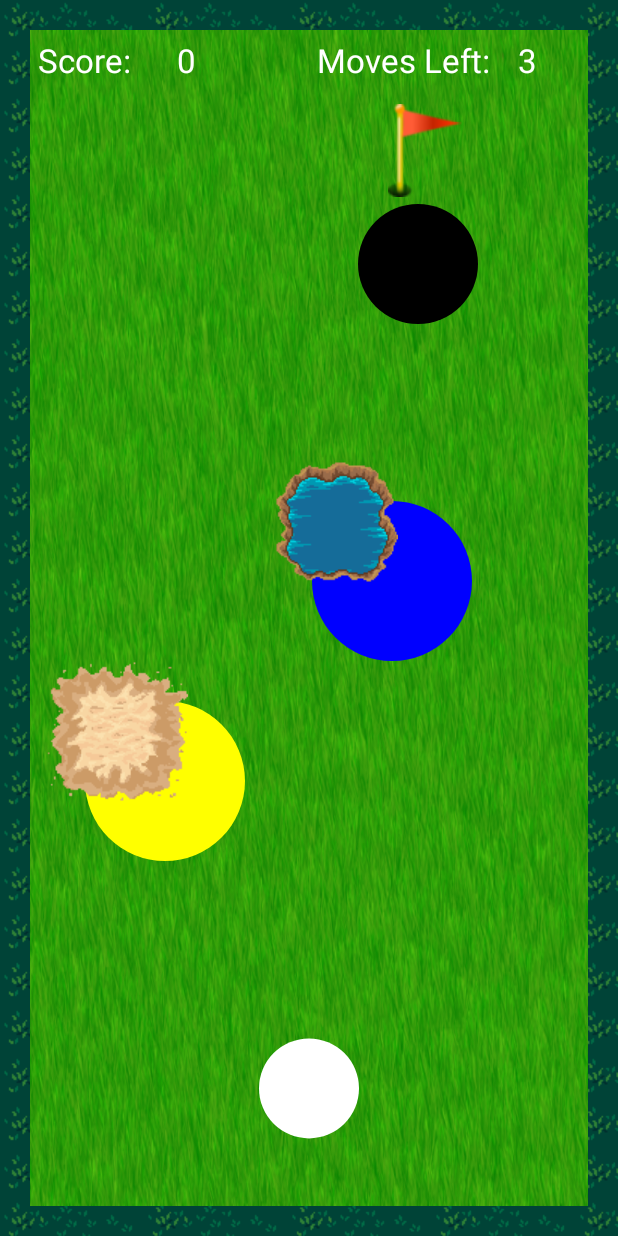
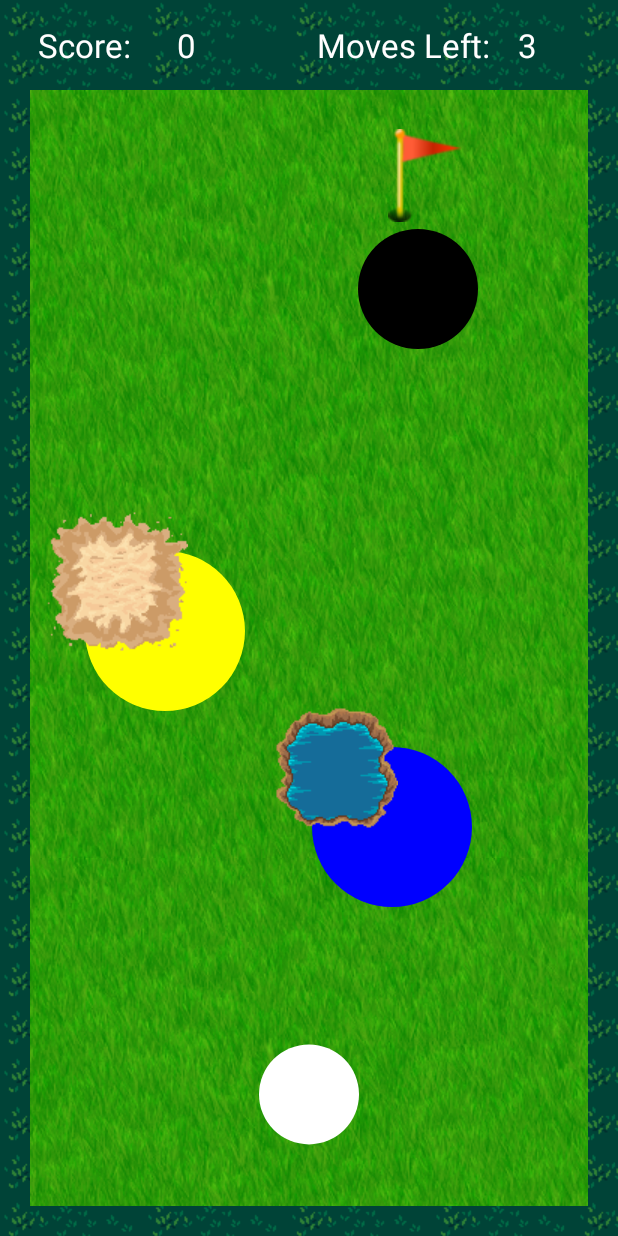
Before and after one commit to HK-Transfield/Android-Minigolf, an Android app: the GameActivity screen opened directly, with no data from a screen before it, on a phone screen of 412 x 824 dp. Run offline under Robolectric (Android 15) with nearby library versions, the phone set to English and light mode, and no system bars.

Commit message:
visual: Adjust the game screen layout so the text doesn't overlap the playable area

```diff
--- a/app/src/main/res/layout/activity_game.xml
+++ b/app/src/main/res/layout/activity_game.xml
@@ -6,29 +6,31 @@
     android:background="@drawable/tiled_wall"
     android:id="@+id/gamescreen_fullscreen">
 
-    <!-- Game screen interactive area -->
-    <ImageView
-        android:id="@+id/gamescreen_background"
+    <!-- Main FULL linear layout -->
+    <LinearLayout
         android:layout_width="match_parent"
         android:layout_height="match_parent"
-        android:layout_margin="20dp"
-        android:background="@drawable/grass"
-        android:scaleType="centerCrop"
-        android:contentDescription="@string/image_desc_grass" />
+        android:orientation="vertical">
 
-    <!-- Text for score & moves left -->
+    <!-- Horizontal layout for game text -->
     <LinearLayout
         android:layout_width="match_parent"
         android:layout_height="wrap_content"
-        android:layout_margin="20dp"
+        android:layout_marginRight="20dp"
+        android:layout_marginTop="10dp"
+        android:layout_marginBottom="10dp"
+        android:layout_marginLeft="20dp"
         android:orientation="horizontal"
         android:baselineAligned="false">
+
+        <!-- Score text -->
         <LinearLayout
             android:layout_width="0dp"
             android:layout_height="wrap_content"
             android:orientation="horizontal"
             android:layout_weight="1" >
 
+            <!-- Score Title -->
             <TextView
                 android:id="@+id/gamescreen_score_title"
                 android:layout_width="0dp"
@@ -39,6 +41,7 @@
                 android:layout_margin="5dp"
                 android:layout_weight="1" />
 
+            <!-- Score value text -->
             <TextView
                 android:id="@+id/gamescreen_score_value"
                 android:layout_width="0dp"
@@ -49,12 +52,15 @@
                 android:layout_margin="5dp"
                 android:layout_weight="1" />
         </LinearLayout>
+
+        <!-- Moves Left text -->
         <LinearLayout
             android:layout_width="0dp"
             android:layout_height="match_parent"
             android:orientation="horizontal"
             android:layout_weight="1" >
 
+            <!-- Moves Left title-->
             <TextView
                 android:id="@+id/gamescreen_moves_left"
                 android:layout_width="0dp"
@@ -65,6 +71,7 @@
                 android:layout_margin="5dp"
                 android:layout_weight="3" />
 
+            <!-- Moves Left value -->
             <TextView
                 android:id="@+id/gamescreen_moves_left_value"
                 android:layout_width="0dp"
@@ -76,9 +83,14 @@
         </LinearLayout>
     </LinearLayout>
 
-    <androidx.constraintlayout.widget.ConstraintLayout
-        android:id="@+id/constraint_layout_graphics"
-        android:layout_width="match_parent"
-        android:layout_height="match_parent"
-        android:layout_margin="20dp"/>
+        <!-- Game screen interactive area -->
+        <androidx.constraintlayout.widget.ConstraintLayout
+            android:id="@+id/constraint_layout_graphics"
+            android:layout_width="match_parent"
+            android:layout_height="match_parent"
+            android:layout_marginRight="20dp"
+            android:layout_marginBottom="20dp"
+            android:layout_marginLeft="20dp"
+            android:background="@drawable/tiled_grass"/>
+    </LinearLayout>
 </RelativeLayout>
```
Also changed, not shown: app/src/main/ic_launcher-playstore.png (added), app/src/main/res/drawable/minigolf_icon.png (added), app/src/main/res/mipmap-hdpi/ic_launcher_background.png (added), app/src/main/res/mipmap-hdpi/ic_launcher_foreground.png (added), app/src/main/res/mipmap-mdpi/ic_launcher_background.png (added), app/src/main/res/mipmap-mdpi/ic_launcher_foreground.png (added), app/src/main/res/mipmap-xhdpi/ic_launcher_background.png (added), app/src/main/res/mipmap-xhdpi/ic_launcher_foreground.png (added), app/src/main/res/mipmap-xxhdpi/ic_launcher_background.png (added), app/src/main/res/mipmap-xxhdpi/ic_launcher_foreground.png (added), app/src/main/res/mipmap-xxxhdpi/ic_launcher_background.png (added), app/src/main/res/mipmap-xxxhdpi/ic_launcher_foreground.png (added).
